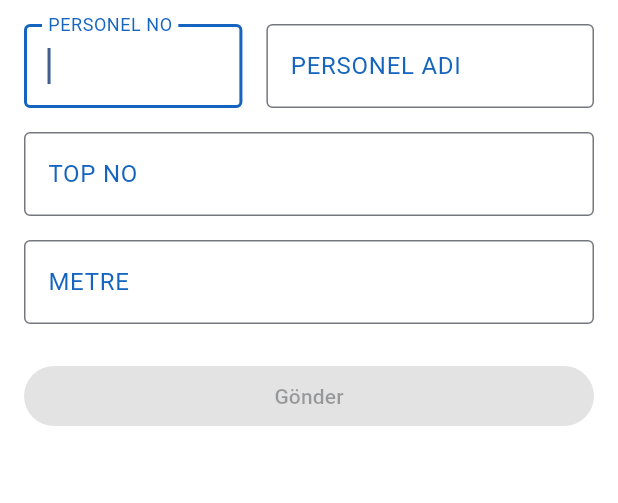
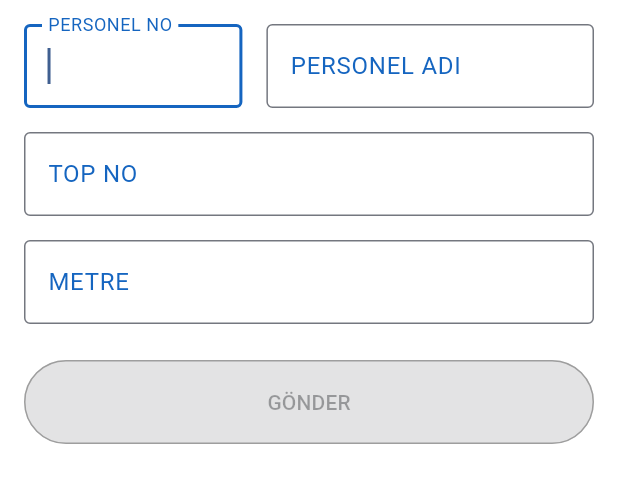
Before and after one commit to cnyt-ylmz/dcm_mobile_app, a Flutter app: the PieceCutPage screen opened by its route, on a phone screen of 412 x 824 dp, the part 192-695 px from its top. Run offline on Flutter 3.47's test engine with Material 3 defaults, Android fonts, the phone set to English and light mode, and no system bars; our stand-ins replace dio, easy_localization, equatable, flutter_bloc, get_it, go_router and 1 more; accounts and stored records are empty; network calls fail.

Commit message:
TOP KESİM ekranı iyileştirmeleri: AppBar koyu mod uyumluluğu, submit butonu çerçeve ve yükseklik ayarları, personel adı validasyonu, scroll desteği eklendi

```diff
--- a/assets/translations/en.json
+++ b/assets/translations/en.json
@@ -86,5 +86,5 @@
     "validation_personnel_name_required": "Personnel Name required",
     "validation_top_no_required": "Piece No required",
     "validation_metre_required": "Metre required",
-    "action_submit": "Submit"
+    "action_submit": "SUBMIT"
 }
--- a/assets/translations/tr.json
+++ b/assets/translations/tr.json
@@ -1,6 +1,6 @@
 {
     "title_looms": "TEZGAHLAR",
-    "label_group": "Grup",
+    "label_group": "Tezgah Grup",
     "select_all": "Hepsini Seç",
     "btn_refresh": "Yenile",
     "error_load_failed": "Veriler yüklenemedi",
@@ -86,5 +86,5 @@
     "validation_personnel_name_required": "Personel Adı gerekli",
     "validation_top_no_required": "Top No gerekli",
     "validation_metre_required": "Metre gerekli",
-    "action_submit": "Gönder"
+    "action_submit": "GÖNDER"
 }
--- a/lib/src/features/tezgah/presentation/pages/piece_cut_page.dart
+++ b/lib/src/features/tezgah/presentation/pages/piece_cut_page.dart
@@ -23,8 +23,8 @@ class PieceCutPage extends StatelessWidget {
     return Scaffold(
       appBar: AppBar(
         title: Text('btn_piece_cut'.tr()),
-        backgroundColor: Colors.white,
-        surfaceTintColor: Colors.white,
+        backgroundColor: Theme.of(context).appBarTheme.backgroundColor,
+        surfaceTintColor: Theme.of(context).appBarTheme.surfaceTintColor,
         elevation: 0,
       ),
       body: _PieceCutForm(selectedLoomNo: selectedLoomNo),
@@ -187,6 +187,7 @@ class _PieceCutFormState extends State<_PieceCutForm> {
 
   bool _isFormValid() {
     return _personnelIdController.text.isNotEmpty &&
+           _personnelNameController.text.isNotEmpty &&
            _topNoController.text.isNotEmpty &&
            _metreController.text.isNotEmpty;
   }
@@ -221,9 +222,10 @@ class _PieceCutFormState extends State<_PieceCutForm> {
       padding: const EdgeInsets.all(16.0),
       child: Form(
         key: _formKey,
-        child: Column(
-          crossAxisAlignment: CrossAxisAlignment.stretch,
-          children: [
+        child: SingleChildScrollView(
+          child: Column(
+            crossAxisAlignment: CrossAxisAlignment.stretch,
+            children: [
             TextField(
               controller: _loomNoController,
               readOnly: true,
@@ -342,6 +344,15 @@ class _PieceCutFormState extends State<_PieceCutForm> {
             const SizedBox(height: 24),
         ElevatedButton(
           onPressed: _isLoading || !_isFormValid() ? null : _submitForm,
+          style: ElevatedButton.styleFrom(
+            minimumSize: const Size(double.infinity, 56), // Buton yüksekliğini artır
+            side: BorderSide(
+              color: _isFormValid()
+                  ? const Color(0xFF1565C0)  // Aktif durumda mavi çerçeve
+                  : Colors.grey,              // Pasif durumda gri çerçeve
+              width: _isFormValid() ? 2 : 1,  // Aktif durumda 2px, pasif durumda 1px
+            ),
+          ),
           child: _isLoading
               ? const SizedBox(
                   height: 20,
@@ -351,6 +362,7 @@ class _PieceCutFormState extends State<_PieceCutForm> {
               : Text('action_submit'.tr()),
         ),
           ],
+          ),
         ),
       ),
     );
```
